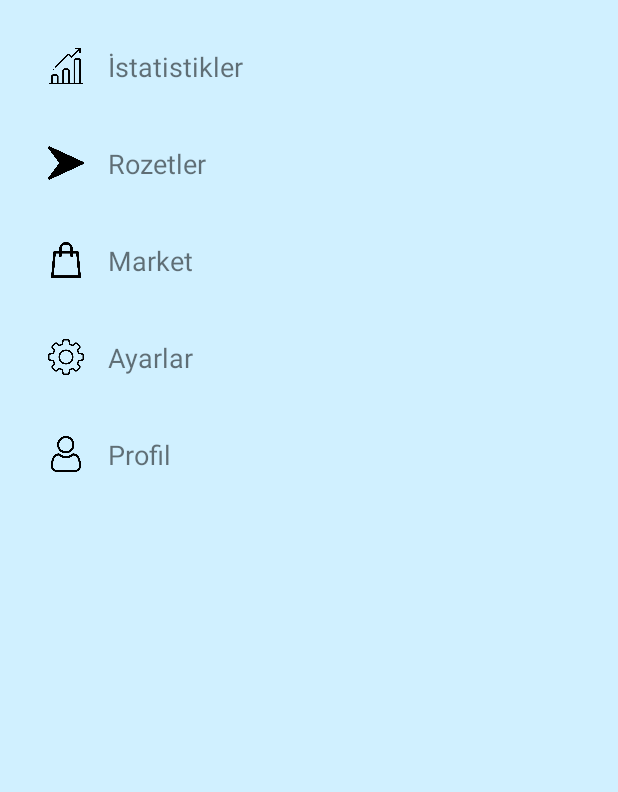
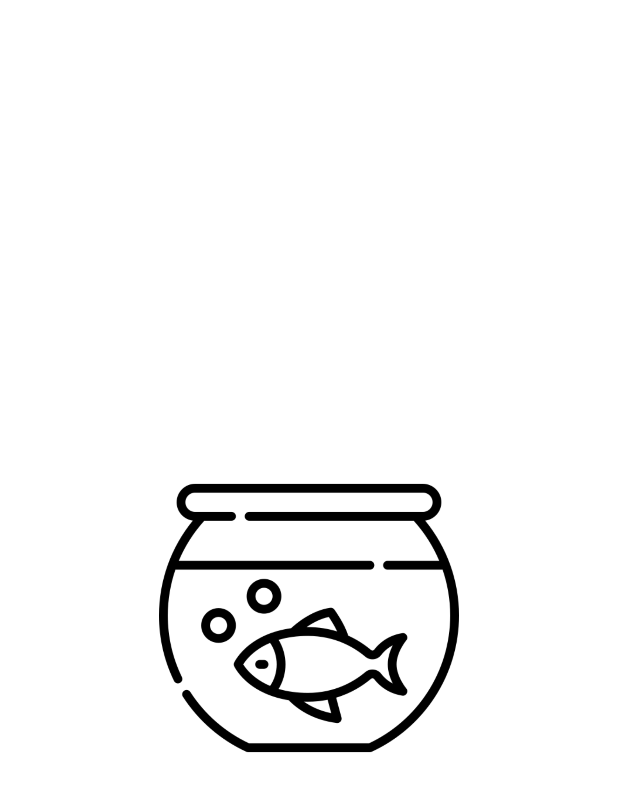
Before and after one commit to fatmanurtilki/ForestAqua, an Android app: the SplashActivity screen opened directly, with no data from a screen before it, on a phone screen of 412 x 824 dp. Shown: the top 792 px of the screen. Run offline under Robolectric (Android 15) with nearby library versions, the phone set to English and light mode, and no system bars.

Commit message:
splash fazlalık silindi

```diff
--- a/app/src/main/res/layout/activity_splash.xml
+++ b/app/src/main/res/layout/activity_splash.xml
@@ -1,134 +1,13 @@
 <?xml version="1.0" encoding="utf-8"?>
-<LinearLayout xmlns:android="http://schemas.android.com/apk/res/android"
+<RelativeLayout xmlns:android="http://schemas.android.com/apk/res/android"
     android:layout_width="match_parent"
     android:layout_height="match_parent"
-    android:orientation="vertical"
-    android:background="@color/gereken_mavi"
-    android:padding="16dp">
+    android:background="#FFFFFF">
 
-    <!-- İstatistikler -->
-    <LinearLayout
-        android:layout_width="match_parent"
-        android:layout_height="wrap_content"
-        android:orientation="horizontal"
-        android:background="?android:attr/selectableItemBackground"
-        android:padding="16dp"
-        android:gravity="center_vertical">
-
-        <ImageView
-            android:layout_width="24dp"
-            android:layout_height="24dp"
-            android:src="@drawable/chart_icon"
-            android:contentDescription="İstatistik ikon" />
-
-        <TextView
-            android:id="@+id/menuStatistics"
-            android:layout_width="wrap_content"
-            android:layout_height="wrap_content"
-            android:text="İstatistikler"
-            android:textSize="18sp"
-            android:layout_marginStart="16dp" />
-    </LinearLayout>
-
-    <!-- Rozetler -->
-    <LinearLayout
-        android:id="@+id/menuAchievements"
-        android:layout_width="match_parent"
-        android:layout_height="wrap_content"
-        android:orientation="horizontal"
-        android:background="?android:attr/selectableItemBackground"
-        android:padding="16dp"
-        android:layout_marginTop="8dp"
-        android:gravity="center_vertical">
-
-        <ImageView
-            android:layout_width="24dp"
-            android:layout_height="24dp"
-            android:src="@drawable/icon_arrow"
-            android:contentDescription="Rozet ikon" />
-
-        <TextView
-            android:id="@+id/menuRozet"
-            android:layout_width="wrap_content"
-            android:layout_height="wrap_content"
-            android:text="Rozetler"
-            android:textSize="18sp"
-            android:layout_marginStart="16dp" />
-    </LinearLayout>
-
-    <!-- Market -->
-    <LinearLayout
-        android:layout_width="match_parent"
-        android:layout_height="wrap_content"
-        android:orientation="horizontal"
-        android:background="?android:attr/selectableItemBackground"
-        android:padding="16dp"
-        android:layout_marginTop="8dp"
-        android:gravity="center_vertical">
-
-        <ImageView
-            android:layout_width="24dp"
-            android:layout_height="24dp"
-            android:src="@drawable/store_icon"
-            android:contentDescription="Market ikon" />
-
-        <TextView
-            android:id="@+id/menuShop"
-            android:layout_width="wrap_content"
-            android:layout_height="wrap_content"
-            android:text="Market"
-            android:textSize="18sp"
-            android:layout_marginStart="16dp" />
-    </LinearLayout>
-
-    <!-- Ayarlar -->
-    <LinearLayout
-        android:layout_width="match_parent"
-        android:layout_height="wrap_content"
-        android:orientation="horizontal"
-        android:background="?android:attr/selectableItemBackground"
-        android:padding="16dp"
-        android:layout_marginTop="8dp"
-        android:gravity="center_vertical">
-
-        <ImageView
-            android:layout_width="24dp"
-            android:layout_height="24dp"
-            android:src="@drawable/settings_icon"
-            android:contentDescription="Ayarlar ikon" />
-
-        <TextView
-            android:id="@+id/menuSettings"
-            android:layout_width="wrap_content"
-            android:layout_height="wrap_content"
-            android:text="Ayarlar"
-            android:textSize="18sp"
-            android:layout_marginStart="16dp" />
-    </LinearLayout>
-
-    <!-- Profil -->
-    <LinearLayout
-        android:layout_width="match_parent"
-        android:layout_height="wrap_content"
-        android:orientation="horizontal"
-        android:background="?android:attr/selectableItemBackground"
-        android:padding="16dp"
-        android:layout_marginTop="8dp"
-        android:gravity="center_vertical">
-
-        <ImageView
-            android:layout_width="24dp"
-            android:layout_height="24dp"
-            android:src="@drawable/user_icon"
-            android:contentDescription="Profil ikon" />
-
-        <TextView
-            android:id="@+id/menuUser"
-            android:layout_width="wrap_content"
-            android:layout_height="wrap_content"
-            android:text="Profil"
-            android:textSize="18sp"
-            android:layout_marginStart="16dp" />
-    </LinearLayout>
-
-</LinearLayout>
+    <ImageView
+        android:id="@+id/logoImage"
+        android:layout_width="200dp"
+        android:layout_height="200dp"
+        android:src="@drawable/bos_akvaryum_icon"
+        android:layout_centerInParent="true" />
+</RelativeLayout>
```
